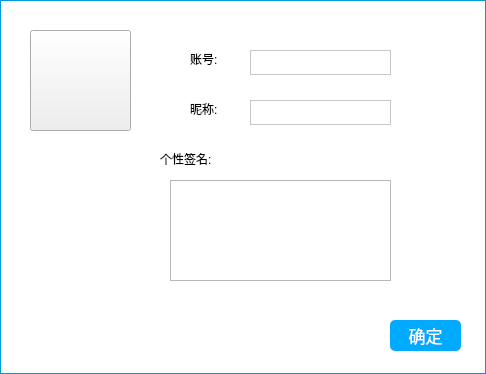
Above: src/dataframe.ui from WHUCSLASD2017/nowe before the change. Below: the same form after it.
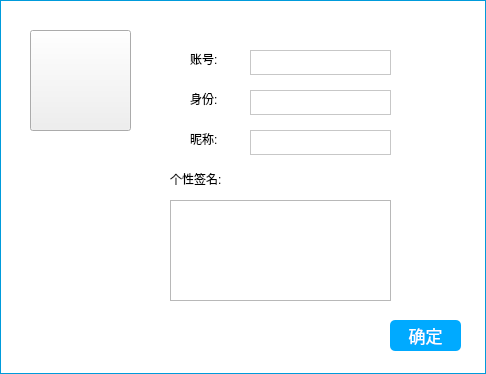
That is the form after the change.

Commit message: 增加用户身份标识并在信息里显示：注册时绑定为Visitor身份；将群组和好友放在同一列表

```diff
--- a/src/dataframe.ui
+++ b/src/dataframe.ui
@@ -66,7 +66,7 @@
    <property name="geometry">
     <rect>
      <x>250</x>
-     <y>100</y>
+     <y>130</y>
      <width>141</width>
      <height>25</height>
     </rect>
@@ -76,7 +76,7 @@
    <property name="geometry">
     <rect>
      <x>170</x>
-     <y>180</y>
+     <y>200</y>
      <width>221</width>
      <height>101</height>
     </rect>
@@ -99,7 +99,7 @@
    <property name="geometry">
     <rect>
      <x>190</x>
-     <y>100</y>
+     <y>130</y>
      <width>41</width>
      <height>17</height>
     </rect>
@@ -111,8 +111,8 @@
   <widget class="QLabel" name="label_3">
    <property name="geometry">
     <rect>
-     <x>160</x>
-     <y>150</y>
+     <x>170</x>
+     <y>170</y>
      <width>67</width>
      <height>17</height>
     </rect>
@@ -188,6 +188,32 @@
     </size>
    </property>
   </widget>
+  <widget class="QLabel" name="label_4">
+   <property name="geometry">
+    <rect>
+     <x>190</x>
+     <y>90</y>
+     <width>41</width>
+     <height>17</height>
+    </rect>
+   </property>
+   <property name="text">
+    <string>身份:</string>
+   </property>
+  </widget>
+  <widget class="QLineEdit" name="role">
+   <property name="enabled">
+    <bool>false</bool>
+   </property>
+   <property name="geometry">
+    <rect>
+     <x>250</x>
+     <y>90</y>
+     <width>141</width>
+     <height>25</height>
+    </rect>
+   </property>
+  </widget>
  </widget>
  <resources/>
  <connections/>
```
The commit also changes 4 other files.
